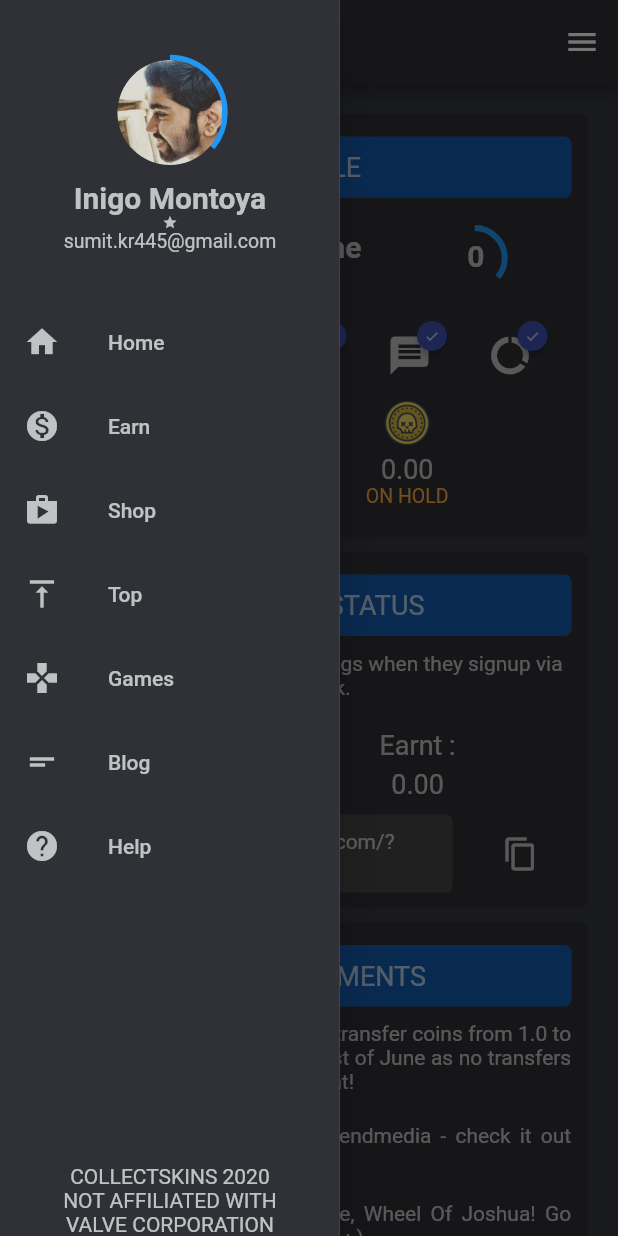
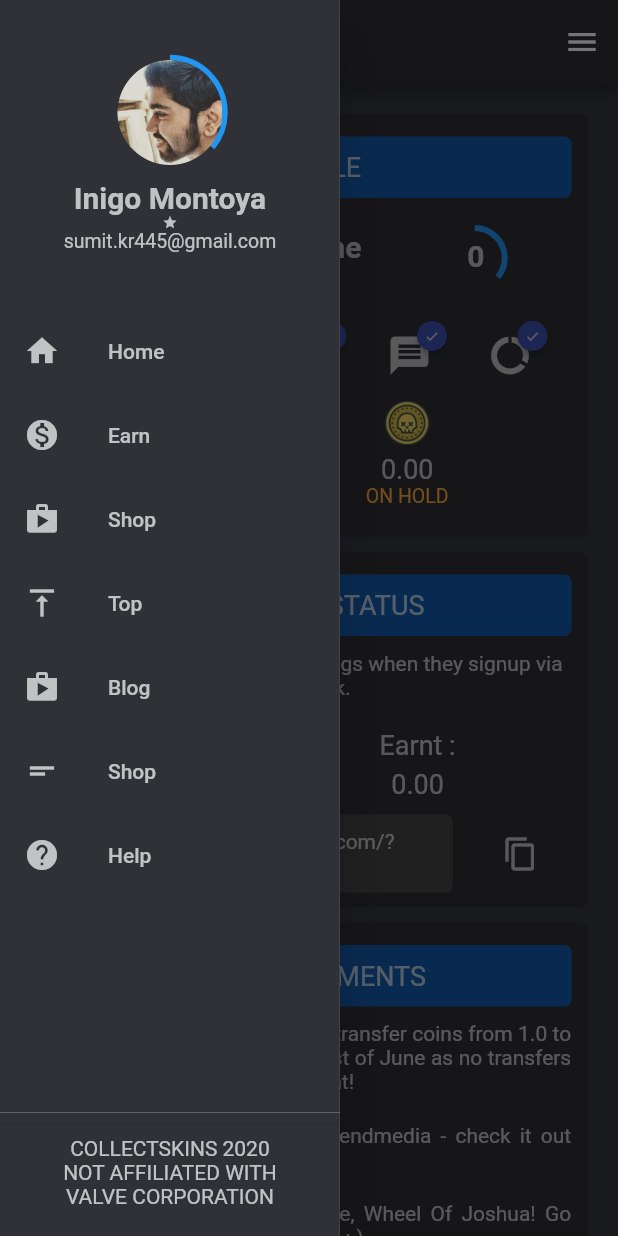
Before and after one commit to sumit0047/CollectSkins-app-2.0, a Flutter app: the screen it shows after launch, with the side drawer open, on a phone screen of 412 x 824 dp. Run offline on Flutter 3.47's test engine with Material 2 defaults, Android fonts, the phone set to English and light mode, and no system bars; drawn by our look-alikes of badges; our stand-ins replace firebase_database, smooth_page_indicator; accounts and stored records are empty.

Commit message:
Added fragments as navigation pages

```diff
--- a/lib/main.dart
+++ b/lib/main.dart
@@ -1,3 +1,4 @@
+import 'package:collectskins/screens/Earn.dart';
 import 'package:collectskins/widgets/ChatMessage.dart';
 import 'package:collectskins/widgets/InputMessage.dart';
 import 'package:flutter/material.dart';
@@ -18,13 +19,48 @@ class MyApp extends StatelessWidget {
   }
 }
 
+class DrawerItem {
+  String title;
+  IconData icon;
+  DrawerItem(this.title, this.icon);
+}
+
 class MyHomePage extends StatefulWidget {
+
+  final drawerItems = [
+    new DrawerItem("Home", Icons.home),
+    new DrawerItem("Earn", Icons.monetization_on),
+    new DrawerItem("Shop", Icons.shop),
+    new DrawerItem("Top", Icons.vertical_align_top),
+    new DrawerItem("Blog", Icons.shop),
+    new DrawerItem("Shop", Icons.short_text),
+    new DrawerItem("Help", Icons.help)
+  ];
 
   @override
   _MyHomePageState createState() => _MyHomePageState();
 }
 
 class _MyHomePageState extends State<MyHomePage> {
+
+  int _selectedDrawerIndex = 0;
+
+  _getDrawerItemWidget(int pos) {
+    switch (pos) {
+      case 0:
+        return new Home();
+      case 1:
+        return new Earn();
+
+      default:
+        return new Text("Error");
+    }
+  }
+
+  _onSelectItem(int index) {
+    setState(() => _selectedDrawerIndex = index);
+    Navigator.of(context).pop(); // close the drawer
+  }
 
 
   @override
@@ -36,7 +72,7 @@ class _MyHomePageState extends State<MyHomePage> {
         title: Text("CollectSkins"),
         backgroundColor: Color(0xff2f3136),
       ),
-      body: Home(),
+      body: _getDrawerItemWidget(_selectedDrawerIndex),
       drawer : SizedBox(
         width: MediaQuery.of(context).size.width * 0.55,
         child: Drawer(
@@ -44,7 +80,7 @@ class _MyHomePageState extends State<MyHomePage> {
           child: Column(
             children: <Widget>[
               Container(
-                height : 200,
+                height : MediaQuery.of(context).size.height * 0.25,
                 color: Color(0xff2f3136),
                 child: Column(
                   children: <Widget>[
@@ -94,51 +130,28 @@ class _MyHomePageState extends State<MyHomePage> {
               ),
 
 
-              Expanded(
-                // ListView contains a group of widgets that scroll inside the drawer
-                  child: Container(
+                    Container(
+                        height : MediaQuery.of(context).size.height * 0.65,
                     color: const Color(0xff2f3136),
-                    child: Column(
-                      children: <Widget>[
-                        new ListTile(
-                          title: new Text("Home",style: TextStyle(color: Colors.white70),),
-                          leading: new Icon(Icons.home,color: Colors.white70,),
-                        ),
-                        new ListTile(
-                          title: new Text("Earn",style: TextStyle(color: Colors.white70),),
-                          leading: new Icon(Icons.monetization_on,color: Colors.white70,),
-                        ),
-                        new ListTile(
-                          title: new Text("Shop",style: TextStyle(color: Colors.white70),),
-                          leading: new Icon(Icons.shop,color: Colors.white70,),
-                        ),
-                        new ListTile(
-                          title: new Text("Top",style: TextStyle(color: Colors.white70),),
-                          leading: new Icon(Icons.vertical_align_top,color: Colors.white70,),
-                        ),
-                        new ListTile(
-                          title: new Text("Games",style: TextStyle(color: Colors.white70),),
-                          leading: new Icon(Icons.games,color: Colors.white70,),
-                        ),
-                        new ListTile(
-                          title: new Text("Blog",style: TextStyle(color: Colors.white70),),
-                          leading: new Icon(Icons.short_text,color: Colors.white70,),
-                        ),
-                        new ListTile(
-                          title: new Text("Help",style: TextStyle(color: Colors.white70),),
-                          leading: new Icon(Icons.help,color: Colors.white70,),
-                        ),
-                      ],
-                    ),
-                  )
+                    child:
+                        ListView.builder(
+                          physics: NeverScrollableScrollPhysics(),
+                          itemCount: widget.drawerItems.length,
+                            itemBuilder: (BuildContext contxt, int Index) {
+                              return new ListTile(
+                                title: new Text(widget.drawerItems[Index].title,style: TextStyle(color: Colors.white70),),
+                                leading: new Icon(widget.drawerItems[Index].icon,color: Colors.white70,),
+                                selected: Index == _selectedDrawerIndex,
+                                onTap: () => _onSelectItem(Index),
+                              );
+                            }
+                        )
+
+
               ),
               // This container holds the align
               Container(
-                // This align moves the children to the bottom
-                  child: Align(
-                      alignment: FractionalOffset.bottomCenter,
-                      // This container holds all the children that will be aligned
-                      // on the bottom and should not scroll with the above ListView
+                  height : MediaQuery.of(context).size.height * 0.10,
                       child: Container(
                           color: const Color(0xff2f3136),
                           child: Column(
@@ -150,7 +163,7 @@ class _MyHomePageState extends State<MyHomePage> {
                             ],
                           )
                       )
-                  )
+
               )
             ],
           ),
--- /dev/null
+++ b/lib/screens/Earn.dart
@@ -0,0 +1,18 @@
+import 'package:flutter/material.dart';
+
+class Earn extends StatefulWidget {
+  @override
+  _EarnState createState() => _EarnState();
+}
+
+class _EarnState extends State<Earn> {
+  @override
+  Widget build(BuildContext context) {
+    return Scaffold(
+      body : Center(
+        child: Text("hello"),
+      ),
+
+    );
+  }
+}
```
